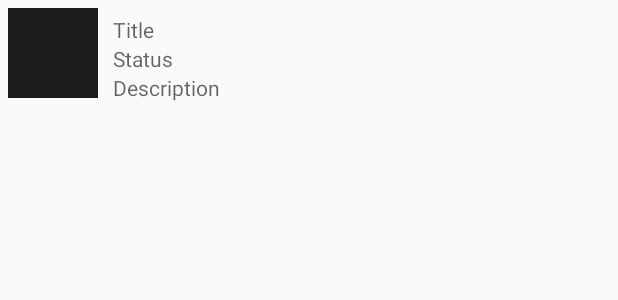
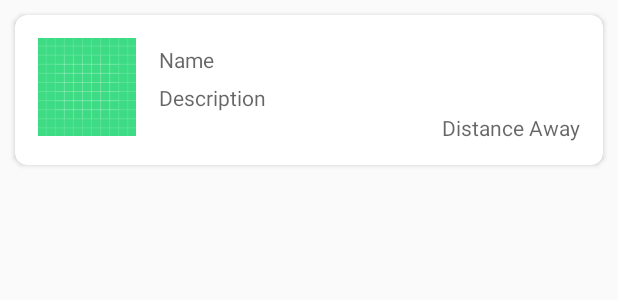
Before and after one commit to Jennglebell/CZ2006-AAAAAA, an Android app: the layout itemlist_item.xml on its own in the app's theme, with its tools: preview values and no code run, on a phone screen of 412 x 824 dp. Shown: the top 300 px of the screen. Run offline under Robolectric (Android 15) with nearby library versions, the phone set to English and light mode, and no system bars.

Commit message:
ListView Formatting
changed specificoi listview items (formatting)
TODO: change hashtag to distance

```diff
--- a/ParkVibe/app/src/main/java/UI/ItemActivityAdapter.java
+++ b/ParkVibe/app/src/main/java/UI/ItemActivityAdapter.java
@@ -37,10 +37,10 @@ public class ItemActivityAdapter extends ArrayAdapter<Item> {
         Item item = getItem(position);
         ItemController item_controller = new ItemController(item);
 
-        String title = "Title: " + item_controller.getName();
+        String title = "Name: " + item_controller.getName();
         String description = "Description: " + item_controller.getDescription();
         List<Bitmap> thumbnails = item_controller.getImages();
-        String status = "Hashtag: " + item_controller.getHashtag();
+        String status = "Hashtag: " + item_controller.getHashtag(); //SUPPOSED TO BE DISTANCEp
 
         // Check if an existing view is being reused, otherwise inflate the view.
         if (convertView == null) {
--- a/ParkVibe/app/src/main/java/UI/ItemFragmentAdapter.java
+++ b/ParkVibe/app/src/main/java/UI/ItemFragmentAdapter.java
@@ -38,7 +38,7 @@ public class ItemFragmentAdapter extends ArrayAdapter<Item> {
         ItemController item_controller = new ItemController(item);
 
         String title = "Name: " + item_controller.getName();
-        String id = "Hashtag: " + item_controller.getHashtag();
+        String id = "Hashtag: " + item_controller.getHashtag(); //SUPPOSED TO BE DISTANCE
         Bitmap thumbnail = item_controller.getImage();
         String description = "Description: " + item_controller.getDescription();
 
--- a/ParkVibe/app/src/main/res/layout/activity_main.xml
+++ b/ParkVibe/app/src/main/res/layout/activity_main.xml
@@ -1,5 +1,6 @@
 <?xml version="1.0" encoding="utf-8"?>
-<androidx.coordinatorlayout.widget.CoordinatorLayout xmlns:android="http://schemas.android.com/apk/res/android"
+<RelativeLayout
+    xmlns:android="http://schemas.android.com/apk/res/android"
     xmlns:app="http://schemas.android.com/apk/res-auto"
     xmlns:tools="http://schemas.android.com/tools"
     android:id="@+id/main_content"
@@ -32,7 +33,7 @@
         android:layout_width="match_parent"
         android:layout_height="wrap_content"
         android:layout_below="@+id/listviewoititle"
-        android:layout_marginTop="60dp"
+        android:layout_marginTop="80dp"
         android:scrollbarFadeDuration="0"
         android:scrollbars="none">
 
@@ -48,8 +49,8 @@
     <androidx.viewpager.widget.ViewPager
         android:id="@+id/container"
         android:layout_width="match_parent"
-        android:layout_height="match_parent"
-        android:layout_marginTop="220dp"
+        android:layout_height="wrap_content"
+        android:layout_below="@+id/oihorizontalscroll"
         app:layout_behavior="@string/appbar_scrolling_view_behavior" />
 
-</androidx.coordinatorlayout.widget.CoordinatorLayout>
+</RelativeLayout>
--- a/ParkVibe/app/src/main/res/layout/itemlist_item.xml
+++ b/ParkVibe/app/src/main/res/layout/itemlist_item.xml
@@ -1,3 +1,70 @@
+<?xml version="1.0" encoding="utf-8"?>
+<RelativeLayout xmlns:android="http://schemas.android.com/apk/res/android"
+xmlns:app="http://schemas.android.com/apk/res-auto"
+xmlns:tools="http://schemas.android.com/tools"
+android:layout_width="match_parent"
+android:layout_height="125dp"
+    android:layout_marginBottom="25dp">
+
+<androidx.cardview.widget.CardView
+    android:id="@+id/oilistspecificcard"
+    android:layout_width="match_parent"
+    android:layout_height="100dp"
+    app:cardCornerRadius="8dp"
+    android:elevation="2dp"
+    android:layout_margin="10dp"
+    android:layout_centerHorizontal="true"
+    android:outlineAmbientShadowColor="#000">
+
+    <RelativeLayout
+        android:layout_width="match_parent"
+        android:layout_height="match_parent">
+
+        <ImageView
+            android:id="@+id/image_view"
+            android:layout_width="65dp"
+            android:layout_height="65dp"
+            android:src="@drawable/ic_launcher_background"
+            android:layout_marginTop="15dp"
+            android:layout_marginLeft="15dp"
+            android:scaleType="centerCrop" />
+
+        <TextView
+            android:id="@+id/title_tv"
+            android:layout_width="wrap_content"
+            android:layout_height="wrap_content"
+            android:layout_toRightOf="@+id/image_view"
+            android:hint="Name"
+            android:layout_marginLeft="15dp"
+            android:layout_marginTop="20dp" />
+
+        <TextView
+            android:id="@+id/status_tv"
+            android:layout_width="wrap_content"
+            android:layout_height="wrap_content"
+            android:layout_alignParentRight="true"
+            android:hint="Distance Away"
+            android:layout_alignParentBottom="true"
+            android:layout_marginBottom="15dp"
+            android:layout_marginRight="15dp"/>
+
+        <TextView
+            android:id="@+id/description_tv"
+            android:layout_width="wrap_content"
+            android:layout_height="wrap_content"
+            android:layout_toRightOf="@+id/image_view"
+            android:layout_below="@id/title_tv"
+            android:hint="Description"
+            android:layout_marginTop="6dp"
+            android:layout_marginLeft="15dp"/>
+
+    </RelativeLayout>
+</androidx.cardview.widget.CardView>
+
+</RelativeLayout>
+
+<!--
+
     <?xml version="1.0" encoding="utf-8"?>
 <LinearLayout xmlns:android="http://schemas.android.com/apk/res/android"
 android:layout_width="match_parent"
@@ -50,31 +117,20 @@
 
     </LinearLayout>
 
-        <LinearLayout
-            android:orientation="vertical"
-            android:layout_width="match_parent"
-            android:layout_height="wrap_content"
-            android:layout_weight="0.5"
-            android:layout_gravity="center_horizontal">
-
-            <TextView
-                android:id="@+id/bidder_tv"
-                android:layout_marginTop="10dp"
-                android:layout_width="match_parent"
-                android:layout_height="wrap_content"
-                android:visibility="gone"
-                android:hint="@string/bidder"/>
-
-            <TextView
-                android:id="@+id/highest_bid_tv"
-                android:layout_width="match_parent"
-                android:layout_height="wrap_content"
-                android:visibility="gone"
-                android:hint="@string/current_bid_hint"/>
-
-        </LinearLayout>
-
-
 </LinearLayout>
 
 </LinearLayout>
+-->
+
+
+<!--
+<View
+android:id="@+id/divider"
+android:layout_width="match_parent"
+android:layout_height="1dp"
+android:layout_below="@+id/oi_specific_name"
+android:layout_marginTop="15dp"
+android:layout_marginLeft="10dp"
+android:layout_marginRight="10dp"
+android:background="#CDCDCD" />
+-->
```
Lines whose indentation alone changed are shown as unchanged.
